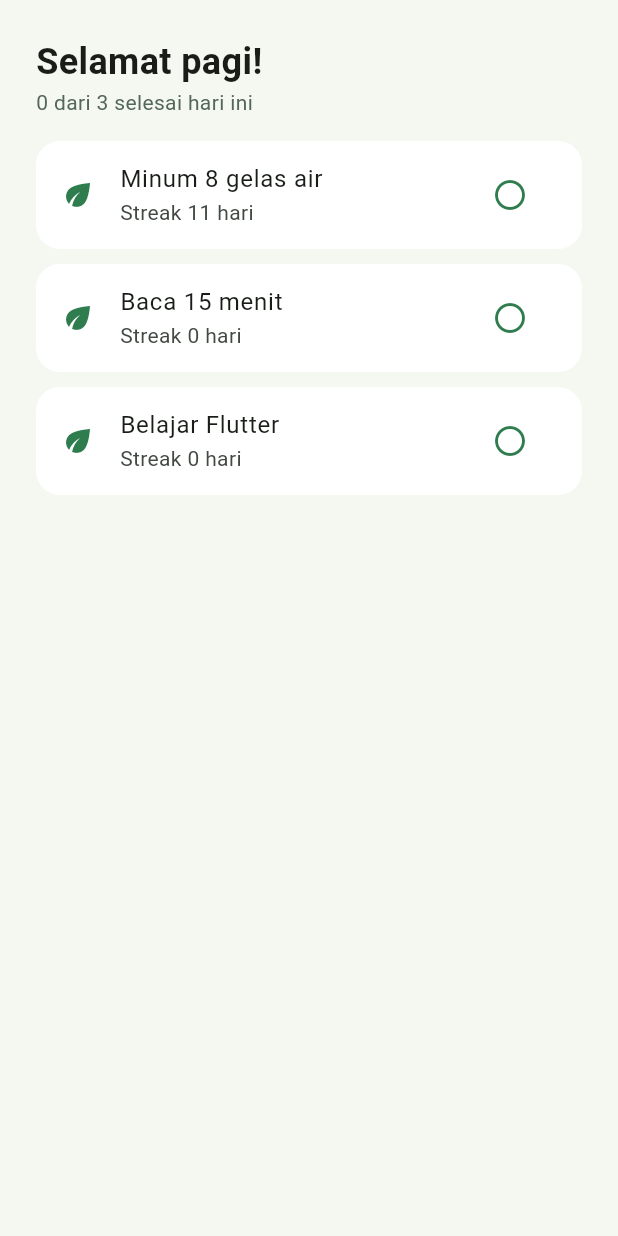
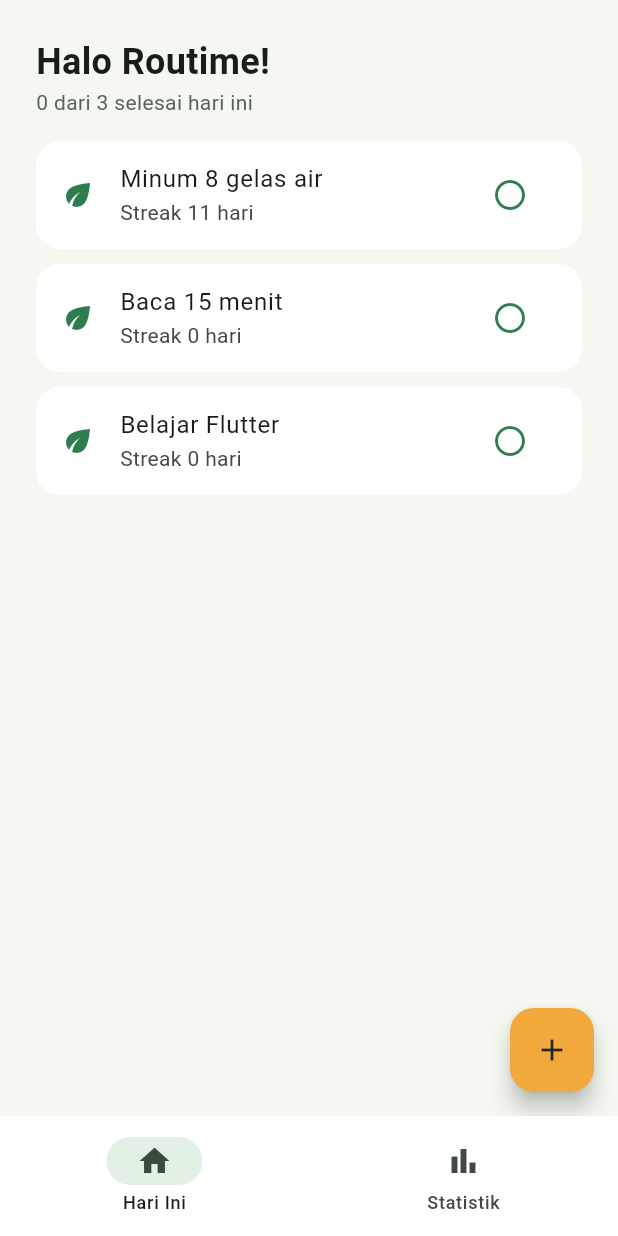
Before and after one commit to irulanam11/routime_OTIMobApps26, a Flutter app: the screen it shows after launch, after a tap on the "check circle" icon, on a phone screen of 412 x 824 dp. Run offline on Flutter 3.47's test engine with Material 3 defaults, Android fonts, the phone set to English and light mode, and no system bars; our stand-ins replace material_ui.

Commit message:
menambahkan tanda + untuk menambahkan habit baru

```diff
--- a/lib/main.dart
+++ b/lib/main.dart
@@ -1,8 +1,15 @@
 import 'package:material_ui/material_ui.dart';
-import 'screens/home_screen.dart';
+import 'package:provider/provider.dart';
+import 'providers/habit_provider.dart';
+import 'screens/main_shell.dart';
 import 'theme/app_theme.dart';
 
-void main() => runApp(const RoutimeApp());
+void main() => runApp(
+      ChangeNotifierProvider(
+        create: (_) => HabitProvider(),
+        child: const RoutimeApp(),
+      ),
+    );
 
 class RoutimeApp extends StatelessWidget {
   const RoutimeApp({super.key});
@@ -13,7 +20,7 @@ class RoutimeApp extends StatelessWidget {
       title: 'Routime',
       debugShowCheckedModeBanner: false,
       theme: AppTheme.light,
-      home: const HomeScreen(),
+      home: const MainShell(),
     );
   }
 }
--- /dev/null
+++ b/lib/providers/habit_provider.dart
@@ -0,0 +1,48 @@
+import 'package:flutter/foundation.dart';
+import '../models/habit.dart';
+import '../utils/date_utils.dart';
+
+class HabitProvider extends ChangeNotifier {
+  final List<Habit> _habits = [
+    Habit(
+      id: '1',
+      name: 'Minum 8 gelas air',
+      colorValue: 0xFF2F7D4F,
+      doneDates: {
+        for (var i = 0; i < 12; i++)
+          dateKey(DateTime.now().subtract(Duration(days: i)))
+      },
+    ),
+    Habit(id: '2', name: 'Baca 15 menit', colorValue: 0xFF2F7D4F),
+    Habit(id: '3', name: 'Belajar Flutter', colorValue: 0xFF2F7D4F),
+  ];
+
+  List<Habit> get habits => List.unmodifiable(_habits);
+
+  int get doneToday => _habits.where(isDoneToday).length;
+
+  void addHabit(String name) {
+    _habits.add(Habit(
+      id: DateTime.now().millisecondsSinceEpoch.toString(),
+      name: name,
+      colorValue: 0xFF2F7D4F,
+    ));
+    notifyListeners();
+  }
+
+  void toggleToday(String id) {
+    final habit = _habits.firstWhere((h) => h.id == id);
+    final key = dateKey(DateTime.now());
+    if (habit.doneDates.contains(key)) {
+      habit.doneDates.remove(key);
+    } else {
+      habit.doneDates.add(key);
+    }
+    notifyListeners();
+  }
+
+  void deleteHabit(String id) {
+    _habits.removeWhere((h) => h.id == id);
+    notifyListeners();
+  }
+}
--- a/lib/screens/home_screen.dart
+++ b/lib/screens/home_screen.dart
@@ -1,68 +1,56 @@
 import 'package:material_ui/material_ui.dart';
-import '../models/habit.dart';
+import 'package:provider/provider.dart';
+import '../providers/habit_provider.dart';
 import '../theme/app_theme.dart';
 import '../utils/date_utils.dart';
 
-class HomeScreen extends StatefulWidget {
+class HomeScreen extends StatelessWidget {
   const HomeScreen({super.key});
 
   @override
-  State<HomeScreen> createState() => _HomeScreenState();
-}
-
-class _HomeScreenState extends State<HomeScreen> {
-  // Data dummy sementara. Hari 3 diganti Provider.
-  final List<Habit> _habits = [
-    Habit(
-      id: '1',
-      name: 'Minum 8 gelas air',
-      colorValue: 0xFF2F7D4F,
-      doneDates: {
-        for (var i = 0; i < 12; i++)
-          dateKey(DateTime.now().subtract(Duration(days: i)))
-      },
-    ),
-    Habit(id: '2', name: 'Baca 15 menit', colorValue: 0xFF2F7D4F),
-    Habit(id: '3', name: 'Belajar Flutter', colorValue: 0xFF2F7D4F),
-  ];
-
-  void _toggle(Habit h) {
-    final key = dateKey(DateTime.now());
-    setState(() {
-      h.doneDates.contains(key) ? h.doneDates.remove(key) : h.doneDates.add(key);
-    });
-  }
-
-  @override
   Widget build(BuildContext context) {
-    final done = _habits.where(isDoneToday).length;
+    final provider = context.watch<HabitProvider>();
+    final habits = provider.habits;
 
     return Scaffold(
+      floatingActionButton: FloatingActionButton(
+        backgroundColor: AppColors.accent,
+        foregroundColor: AppColors.text,
+        // Sementara: tombol uji. Nanti diganti layar form.
+        onPressed: () => context
+            .read<HabitProvider>()
+            .addHabit('Kebiasaan ${habits.length + 1}'),
+        child: const Icon(Icons.add),
+      ),
       body: SafeArea(
         child: Padding(
           padding: const EdgeInsets.all(24),
           child: Column(
             crossAxisAlignment: CrossAxisAlignment.start,
             children: [
-              const Text('Selamat pagi!',
+              const Text('Halo Routime!',
                   style: TextStyle(fontSize: 24, fontWeight: FontWeight.bold)),
-              Text('$done dari ${_habits.length} selesai hari ini',
+              Text(
+                  '${provider.doneToday} dari ${habits.length} selesai hari ini',
                   style: const TextStyle(color: AppColors.muted)),
               const SizedBox(height: 16),
               Expanded(
                 child: ListView.builder(
-                  itemCount: _habits.length,
+                  itemCount: habits.length,
                   itemBuilder: (context, i) {
-                    final h = _habits[i];
+                    final h = habits[i];
                     final isDone = isDoneToday(h);
                     return Card(
                       margin: const EdgeInsets.only(bottom: 10),
                       child: ListTile(
-                        leading: const Icon(Icons.eco, color: AppColors.primary),
+                        leading:
+                            const Icon(Icons.eco, color: AppColors.primary),
                         title: Text(h.name),
                         subtitle: Text('Streak ${currentStreak(h)} hari'),
                         trailing: IconButton(
-                          onPressed: () => _toggle(h),
+                          onPressed: () => context
+                              .read<HabitProvider>()
+                              .toggleToday(h.id),
                           icon: Icon(
                             isDone ? Icons.check_circle : Icons.circle_outlined,
                             color: AppColors.primary,
--- /dev/null
+++ b/lib/screens/main_shell.dart
@@ -0,0 +1,39 @@
+import 'package:material_ui/material_ui.dart';
+import 'home_screen.dart';
+import 'stats_screen.dart';
+
+class MainShell extends StatefulWidget {
+  const MainShell({super.key});
+
+  @override
+  State<MainShell> createState() => _MainShellState();
+}
+
+class _MainShellState extends State<MainShell> {
+  int _index = 0;
+
+  final _pages = const [HomeScreen(), StatsScreen()];
+
+  @override
+  Widget build(BuildContext context) {
+    return Scaffold(
+      body: IndexedStack(index: _index, children: _pages),
+      bottomNavigationBar: NavigationBar(
+        selectedIndex: _index,
+        onDestinationSelected: (i) => setState(() => _index = i),
+        destinations: const [
+          NavigationDestination(
+            icon: Icon(Icons.home_outlined),
+            selectedIcon: Icon(Icons.home),
+            label: 'Hari Ini',
+          ),
+          NavigationDestination(
+            icon: Icon(Icons.bar_chart_outlined),
+            selectedIcon: Icon(Icons.bar_chart),
+            label: 'Statistik',
+          ),
+        ],
+      ),
+    );
+  }
+}
--- /dev/null
+++ b/lib/screens/stats_screen.dart
@@ -0,0 +1,14 @@
+import 'package:material_ui/material_ui.dart';
+
+class StatsScreen extends StatelessWidget {
+  const StatsScreen({super.key});
+
+  @override
+  Widget build(BuildContext context) {
+    return const Scaffold(
+      body: SafeArea(
+        child: Center(child: Text('Statistik (segera hadir)')),
+      ),
+    );
+  }
+}
--- a/lib/theme/app_theme.dart
+++ b/lib/theme/app_theme.dart
@@ -30,5 +30,9 @@ class AppTheme {
             borderRadius: BorderRadius.circular(16),
           ),
         ),
+        navigationBarTheme: const NavigationBarThemeData(
+          backgroundColor: Colors.white,
+          indicatorColor: Color(0xFFE3F1E5),
+        ),
       );
 }
```
Also changed, not shown: 1 other file.
